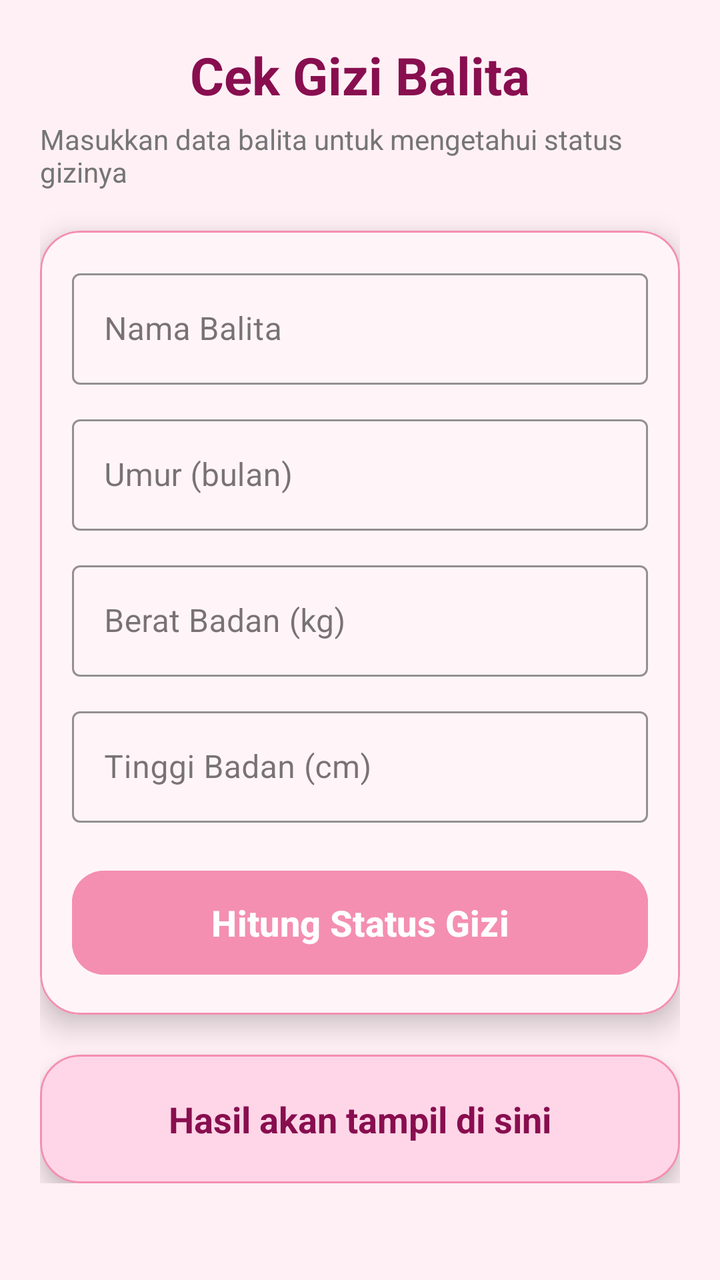
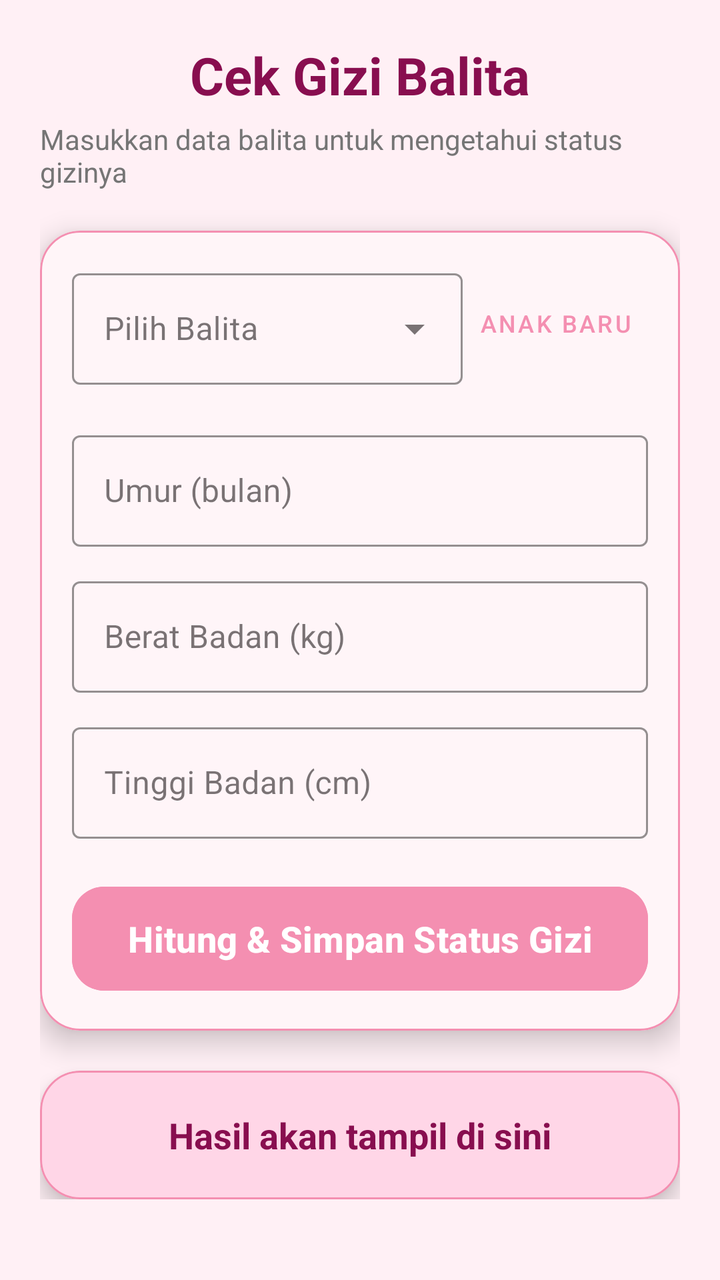

Before-and-after screenshots of an Android layout around one commit, followed by the original layout XML and the change that was made.
<!-- AndroidManifest.xml: application theme Theme.SiBunda -->
<!-- res/layout/fragment_cek_gizi.xml -->
<?xml version="1.0" encoding="utf-8"?>
<ScrollView xmlns:android="http://schemas.android.com/apk/res/android"
    xmlns:app="http://schemas.android.com/apk/res-auto"
    android:id="@+id/main"
    android:layout_width="match_parent"
    android:layout_height="match_parent"
    android:background="@color/bg_pink_soft">


    <LinearLayout
        android:layout_width="match_parent"
        android:layout_height="wrap_content"
        android:orientation="vertical"
        android:padding="20dp">


        
        <TextView
            android:layout_width="wrap_content"
            android:layout_height="wrap_content"
            android:text="Cek Gizi Balita"
            android:textSize="26sp"
            android:textStyle="bold"
            android:textColor="@color/text_dark_pink"
            android:layout_gravity="center" />


        
        <TextView
            android:layout_width="wrap_content"
            android:layout_height="wrap_content"
            android:text="Masukkan data balita untuk mengetahui status gizinya"
            android:textSize="14sp"
            android:textColor="@color/text_gray"
            android:layout_marginTop="5dp"
            android:layout_marginBottom="20dp"
            android:layout_gravity="center" />


        
        <com.google.android.material.card.MaterialCardView
            android:layout_width="match_parent"
            android:layout_height="wrap_content"
            app:cardCornerRadius="20dp"
            app:cardElevation="8dp"
            app:strokeColor="@color/stroke_pink"
            app:strokeWidth="1dp"
            android:backgroundTint="@color/bg_container_pink">


            <LinearLayout
                android:layout_width="match_parent"
                android:layout_height="wrap_content"
                android:orientation="vertical"
                android:padding="16dp">


                
                <com.google.android.material.textfield.TextInputLayout
                    style="@style/Widget.MaterialComponents.TextInputLayout.OutlinedBox"
                    android:layout_width="match_parent"
                    android:layout_height="wrap_content"
                    android:hint="Nama Balita"
                    app:boxStrokeColor="@color/main_pink"
                    app:hintTextColor="@color/text_dark_pink"
                    app:boxBackgroundColor="@color/bg_container_pink">


                    <com.google.android.material.textfield.TextInputEditText
                        android:id="@+id/etNamaBalita"
                        android:layout_width="match_parent"
                        android:layout_height="wrap_content"
                        android:textColor="@color/text_dark_pink"
                        android:textColorHint="@color/text_gray" />


                </com.google.android.material.textfield.TextInputLayout>


                
                <com.google.android.material.textfield.TextInputLayout
                    style="@style/Widget.MaterialComponents.TextInputLayout.OutlinedBox"
                    android:layout_width="match_parent"
                    android:layout_height="wrap_content"
                    android:hint="Umur (bulan)"
                    android:layout_marginTop="12dp"
                    app:boxStrokeColor="@color/main_pink"
                    app:hintTextColor="@color/text_dark_pink"
                    app:boxBackgroundColor="@color/bg_container_pink">


                    <com.google.android.material.textfield.TextInputEditText
                        android:id="@+id/etUmur"
                        android:layout_width="match_parent"
                        android:layout_height="wrap_content"
                        android:inputType="number"
                        android:textColor="@color/text_dark_pink"
                        android:textColorHint="@color/text_gray" />


                </com.google.android.material.textfield.TextInputLayout>


                
                <com.google.android.material.textfield.TextInputLayout
                    style="@style/Widget.MaterialComponents.TextInputLayout.OutlinedBox"
                    android:layout_width="match_parent"
                    android:layout_height="wrap_content"
                    android:hint="Berat Badan (kg)"
                    android:layout_marginTop="12dp"
                    app:boxStrokeColor="@color/main_pink"
                    app:hintTextColor="@color/text_dark_pink"
                    app:boxBackgroundColor="@color/bg_container_pink">


                    <com.google.android.material.textfield.TextInputEditText
                        android:id="@+id/etBerat"
                        android:layout_width="match_parent"
                        android:layout_height="wrap_content"
                        android:inputType="numberDecimal"
                        android:textColor="@color/text_dark_pink"
                        android:textColorHint="@color/text_gray" />


                </com.google.android.material.textfield.TextInputLayout>


                
                <com.google.android.material.textfield.TextInputLayout
                    style="@style/Widget.MaterialComponents.TextInputLayout.OutlinedBox"
                    android:layout_width="match_parent"
                    android:layout_height="wrap_content"
                    android:hint="Tinggi Badan (cm)"
                    android:layout_marginTop="12dp"
                    app:boxStrokeColor="@color/main_pink"
                    app:hintTextColor="@color/text_dark_pink"
                    app:boxBackgroundColor="@color/bg_container_pink">


                    <com.google.android.material.textfield.TextInputEditText
                        android:id="@+id/etTinggi"
                        android:layout_width="match_parent"
                        android:layout_height="wrap_content"
                        android:inputType="numberDecimal"
                        android:textColor="@color/text_dark_pink"
                        android:textColorHint="@color/text_gray" />


                </com.google.android.material.textfield.TextInputLayout>


                
                <com.google.android.material.button.MaterialButton
                    android:id="@+id/btnHitung"
                    android:layout_width="match_parent"
                    android:layout_height="60dp"
                    android:layout_marginTop="20dp"
                    android:text="Hitung Status Gizi"
                    android:textColor="@color/white"
                    android:textStyle="bold"
                    android:textSize="18sp"
                    android:backgroundTint="@color/main_pink"
                    app:cornerRadius="16dp" />


            </LinearLayout>


        </com.google.android.material.card.MaterialCardView>


        
        <com.google.android.material.card.MaterialCardView
            android:layout_width="match_parent"
            android:layout_height="wrap_content"
            android:layout_marginTop="20dp"
            app:cardCornerRadius="20dp"
            app:cardElevation="6dp"
            app:strokeColor="@color/stroke_pink"
            app:strokeWidth="1dp"
            android:backgroundTint="@color/soft_pink">


            <TextView
                android:id="@+id/tvHasil"
                android:layout_width="match_parent"
                android:layout_height="wrap_content"
                android:text="Hasil akan tampil di sini"
                android:textSize="18sp"
                android:textStyle="bold"
                android:textColor="@color/text_dark_pink"
                android:gravity="center"
                android:padding="20dp" />


        </com.google.android.material.card.MaterialCardView>


    </LinearLayout>
</ScrollView>
<!-- resources referenced by this layout -->
<resources>
  <color name="bg_container_pink">#FFF5F8</color>
  <color name="bg_pink_soft">#FFF0F5</color>
  <color name="main_pink">#F48FB1</color>
  <color name="soft_pink">#FFD6E7</color>
  <color name="stroke_pink">#F48FB1</color>
  <color name="text_dark_pink">#880E4F</color>
  <color name="text_gray">#757575</color>
  <color name="white">#FFFFFFFF</color>
  <style name="Theme.SiBunda" parent="Base.Theme.SiBunda" />
  <style name="Base.Theme.SiBunda" parent="Theme.Material3.DayNight.NoActionBar">
          <item name="colorPrimary">@color/primary</item>
          <item name="colorOnPrimary">@color/onPrimary</item>
          <item name="colorPrimaryContainer">@color/primaryContainer</item>
          <item name="colorOnPrimaryContainer">@color/onPrimaryContainer</item>
          <item name="colorSecondary">@color/secondary</item>
          <item name="colorOnSecondary">@color/onSecondary</item>
          <item name="colorSecondaryContainer">@color/secondaryContainer</item>
          <item name="colorOnSecondaryContainer">@color/onSecondaryContainer</item>
          <item name="android:windowBackground">@color/background</item>
          <item name="colorSurface">@color/surface</item>
          <item name="colorOnSurface">@color/onSurface</item>
      </style>
  <color name="primary">#F48FB1</color>
  <color name="onPrimary">#FFFFFF</color>
  <color name="primaryContainer">#FFD6E7</color>
  <color name="onPrimaryContainer">#3B001A</color>
  <color name="secondary">#7BB8FF</color>
  <color name="onSecondary">#FFFFFF</color>
  <color name="secondaryContainer">#D1E4FF</color>
  <color name="onSecondaryContainer">#001D36</color>
  <color name="background">#FFFBFD</color>
  <color name="surface">#FFFBFD</color>
  <color name="onSurface">#1F1A1C</color>
</resources>

<!-- the commit's change to res/layout/fragment_cek_gizi.xml (unified diff, before → after) -->
@@ -6,15 +6,12 @@
     android:layout_height="match_parent"
     android:background="@color/bg_pink_soft">
 
-
     <LinearLayout
         android:layout_width="match_parent"
         android:layout_height="wrap_content"
         android:orientation="vertical"
         android:padding="20dp">
 
-
-        
         <TextView
             android:layout_width="wrap_content"
             android:layout_height="wrap_content"
@@ -24,8 +21,6 @@
             android:textColor="@color/text_dark_pink"
             android:layout_gravity="center" />
 
-
-        
         <TextView
             android:layout_width="wrap_content"
             android:layout_height="wrap_content"
@@ -36,8 +31,6 @@
             android:layout_marginBottom="20dp"
             android:layout_gravity="center" />
 
-
-        
         <com.google.android.material.card.MaterialCardView
             android:layout_width="match_parent"
             android:layout_height="wrap_content"
@@ -47,35 +40,47 @@
             app:strokeWidth="1dp"
             android:backgroundTint="@color/bg_container_pink">
 
-
             <LinearLayout
                 android:layout_width="match_parent"
                 android:layout_height="wrap_content"
                 android:orientation="vertical"
                 android:padding="16dp">
 
-
-                
-                <com.google.android.material.textfield.TextInputLayout
-                    style="@style/Widget.MaterialComponents.TextInputLayout.OutlinedBox"
+                <LinearLayout
                     android:layout_width="match_parent"
                     android:layout_height="wrap_content"
-                    android:hint="Nama Balita"
-                    app:boxStrokeColor="@color/main_pink"
-                    app:hintTextColor="@color/text_dark_pink"
-                    app:boxBackgroundColor="@color/bg_container_pink">
+                    android:orientation="horizontal"
+                    android:gravity="center_vertical"
+                    android:layout_marginBottom="12dp">
 
+                    <com.google.android.material.textfield.TextInputLayout
+                        style="@style/Widget.MaterialComponents.TextInputLayout.OutlinedBox.ExposedDropdownMenu"
+                        android:layout_width="0dp"
+                        android:layout_height="wrap_content"
+                        android:layout_weight="1"
+                        android:hint="Pilih Balita"
+                        app:boxStrokeColor="@color/main_pink"
+                        app:hintTextColor="@color/text_dark_pink"
+                        app:boxBackgroundColor="@color/bg_container_pink">
 
-                    <com.google.android.material.textfield.TextInputEditText
-                        android:id="@+id/etNamaBalita"
-                        android:layout_width="match_parent"
+                        <AutoCompleteTextView
+                            android:id="@+id/acNamaBalita"
+                            android:layout_width="match_parent"
+                            android:layout_height="wrap_content"
+                            android:inputType="text"
+                            android:textColor="@color/text_dark_pink" />
+
+                    </com.google.android.material.textfield.TextInputLayout>
+
+                    <com.google.android.material.button.MaterialButton
+                        android:id="@+id/btnReset"
+                        style="@style/Widget.MaterialComponents.Button.TextButton"
+                        android:layout_width="wrap_content"
                         android:layout_height="wrap_content"
-                        android:textColor="@color/text_dark_pink"
-                        android:textColorHint="@color/text_gray" />
-
-
-                </com.google.android.material.textfield.TextInputLayout>
-
+                        android:text="Anak Baru"
+                        android:textColor="@color/main_pink"
+                        android:textSize="12sp" />
+                </LinearLayout>
 
                 
                 <com.google.android.material.textfield.TextInputLayout
@@ -83,23 +88,19 @@
                     android:layout_width="match_parent"
                     android:layout_height="wrap_content"
                     android:hint="Umur (bulan)"
-                    android:layout_marginTop="12dp"
+                    android:layout_marginTop="8dp"
                     app:boxStrokeColor="@color/main_pink"
                     app:hintTextColor="@color/text_dark_pink"
                     app:boxBackgroundColor="@color/bg_container_pink">
-
 
                     <com.google.android.material.textfield.TextInputEditText
                         android:id="@+id/etUmur"
                         android:layout_width="match_parent"
                         android:layout_height="wrap_content"
                         android:inputType="number"
-                        android:textColor="@color/text_dark_pink"
-                        android:textColorHint="@color/text_gray" />
-
+                        android:textColor="@color/text_dark_pink" />
 
                 </com.google.android.material.textfield.TextInputLayout>
-
 
                 
                 <com.google.android.material.textfield.TextInputLayout
@@ -112,18 +113,14 @@
                     app:hintTextColor="@color/text_dark_pink"
                     app:boxBackgroundColor="@color/bg_container_pink">
 
-
                     <com.google.android.material.textfield.TextInputEditText
                         android:id="@+id/etBerat"
                         android:layout_width="match_parent"
                         android:layout_height="wrap_content"
                         android:inputType="numberDecimal"
-                        android:textColor="@color/text_dark_pink"
-                        android:textColorHint="@color/text_gray" />
-
+                        android:textColor="@color/text_dark_pink" />
 
                 </com.google.android.material.textfield.TextInputLayout>
-
 
                 
                 <com.google.android.material.textfield.TextInputLayout
@@ -136,40 +133,31 @@
                     app:hintTextColor="@color/text_dark_pink"
                     app:boxBackgroundColor="@color/bg_container_pink">
 
-
                     <com.google.android.material.textfield.TextInputEditText
                         android:id="@+id/etTinggi"
                         android:layout_width="match_parent"
                         android:layout_height="wrap_content"
                         android:inputType="numberDecimal"
-                        android:textColor="@color/text_dark_pink"
-                        android:textColorHint="@color/text_gray" />
-
+                        android:textColor="@color/text_dark_pink" />
 
                 </com.google.android.material.textfield.TextInputLayout>
 
-
-                
                 <com.google.android.material.button.MaterialButton
                     android:id="@+id/btnHitung"
                     android:layout_width="match_parent"
                     android:layout_height="60dp"
                     android:layout_marginTop="20dp"
-                    android:text="Hitung Status Gizi"
+                    android:text="Hitung &amp; Simpan Status Gizi"
                     android:textColor="@color/white"
                     android:textStyle="bold"
                     android:textSize="18sp"
                     android:backgroundTint="@color/main_pink"
                     app:cornerRadius="16dp" />
 
-
             </LinearLayout>
-
 
         </com.google.android.material.card.MaterialCardView>
 
-
-        
         <com.google.android.material.card.MaterialCardView
             android:layout_width="match_parent"
             android:layout_height="wrap_content"
@@ -179,7 +167,6 @@
             app:strokeColor="@color/stroke_pink"
             app:strokeWidth="1dp"
             android:backgroundTint="@color/soft_pink">
-
 
             <TextView
                 android:id="@+id/tvHasil"
@@ -192,9 +179,7 @@
                 android:gravity="center"
                 android:padding="20dp" />
 
-
         </com.google.android.material.card.MaterialCardView>
-
 
     </LinearLayout>
 </ScrollView>
